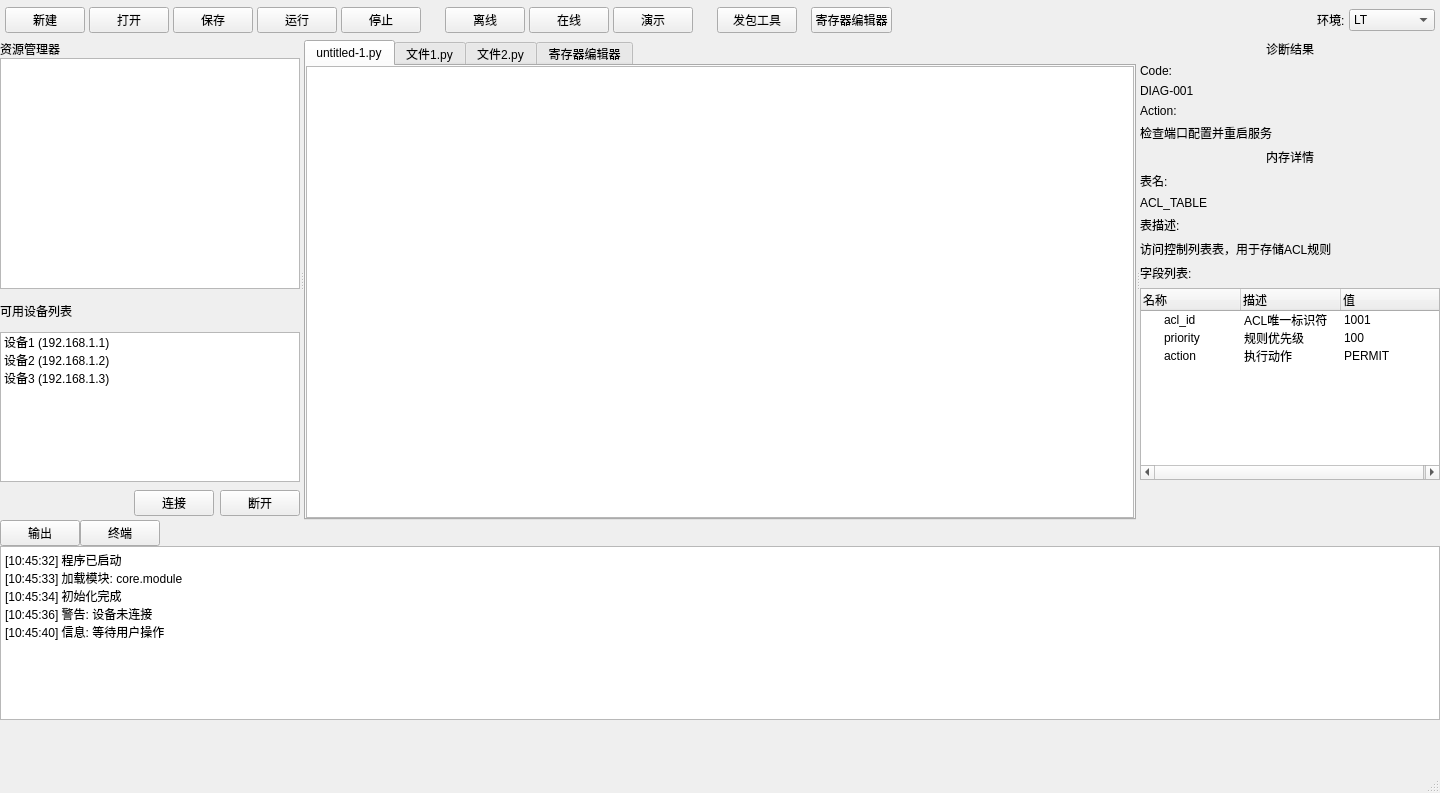
This is src/ui/main_window.ui in haimenlinchen/Pkjviz-py as Qt 5 draws it before an edit. The edited form follows.
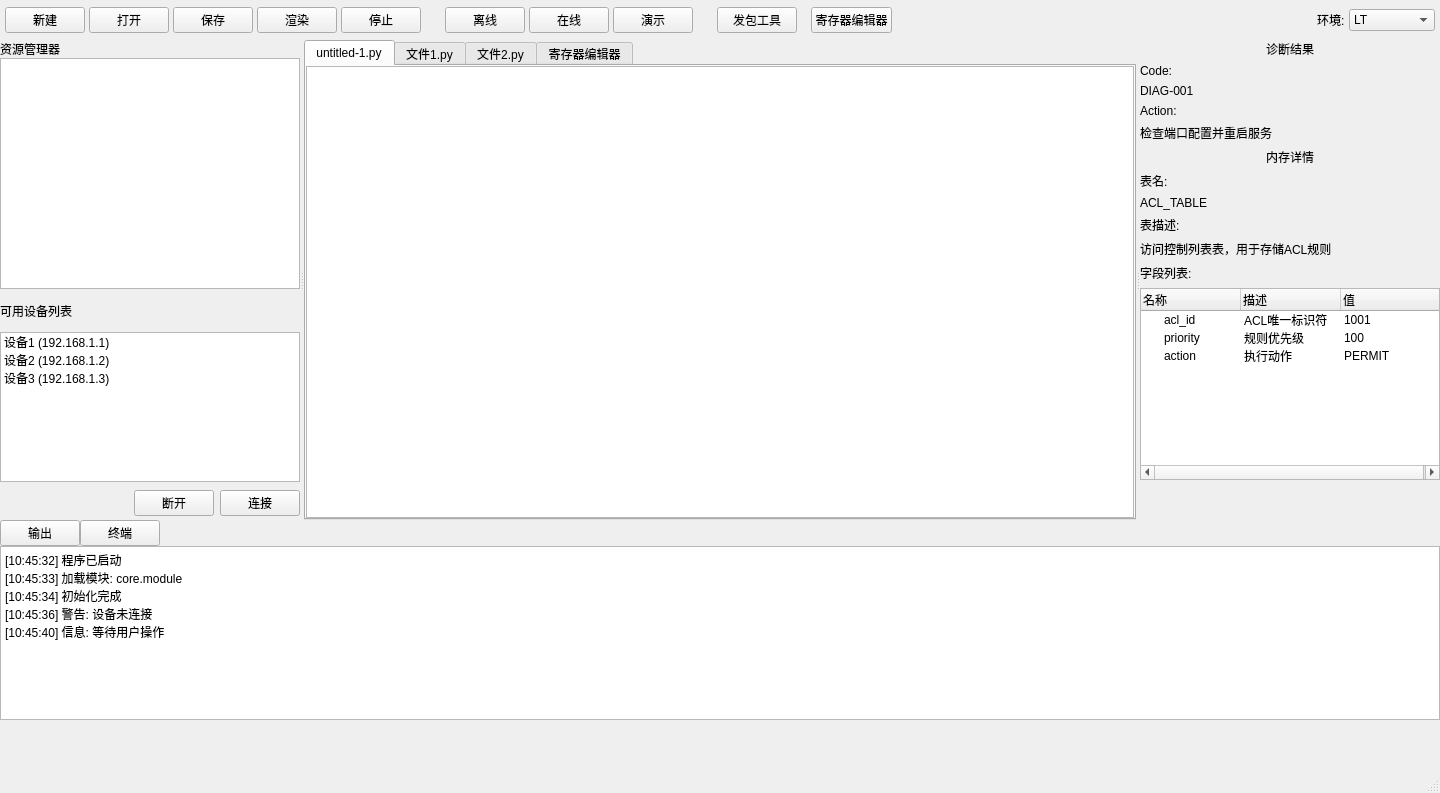
This is the edited form.

```diff
--- a/src/ui/main_window.ui
+++ b/src/ui/main_window.ui
@@ -84,7 +84,7 @@
        <item>
         <widget class="QPushButton" name="runButton">
          <property name="text">
-          <string>运行</string>
+          <string>渲染</string>
          </property>
         </widget>
        </item>
@@ -358,17 +358,17 @@
               <item>
                <widget class="QPushButton" name="refreshButton">
                 <property name="text">
-                 <string>连接</string>
-                </property>
-               </widget>
-              </item>
-              <item>
-               <widget class="QPushButton" name="sendPacketButton">
-                <property name="text">
                  <string>断开</string>
                 </property>
                </widget>
               </item>
+              <item>
+               <widget class="QPushButton" name="sendPacketButton">
+                <property name="text">
+                 <string>连接</string>
+                </property>
+               </widget>
+              </item>
              </layout>
             </widget>
            </item>
```
